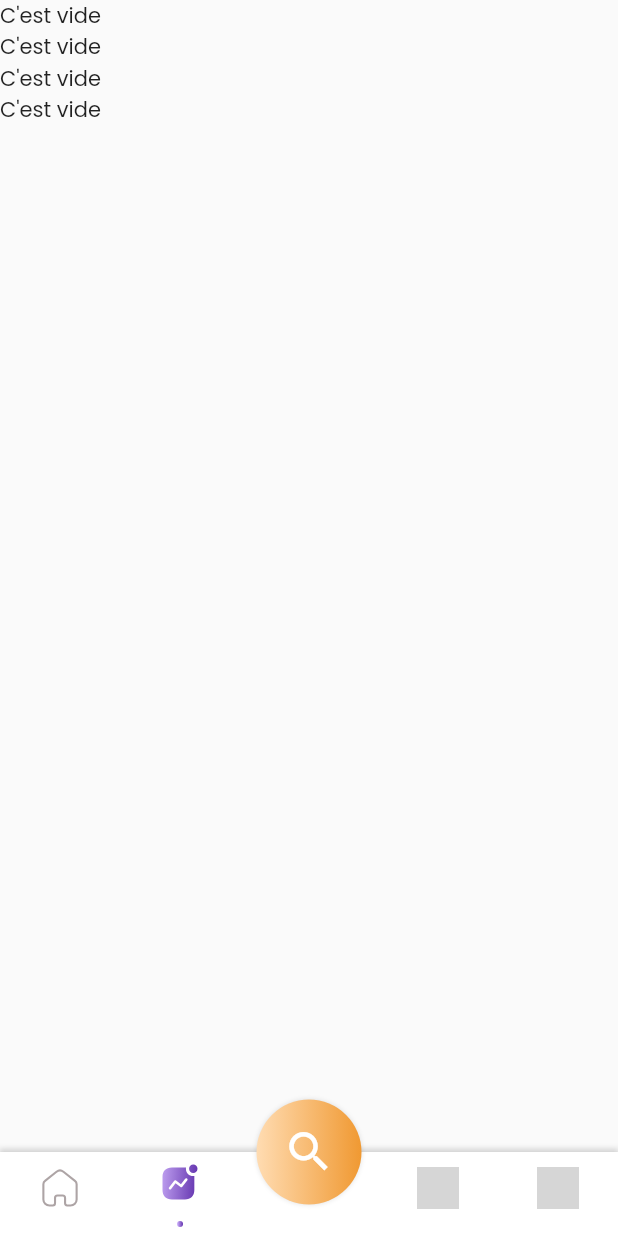
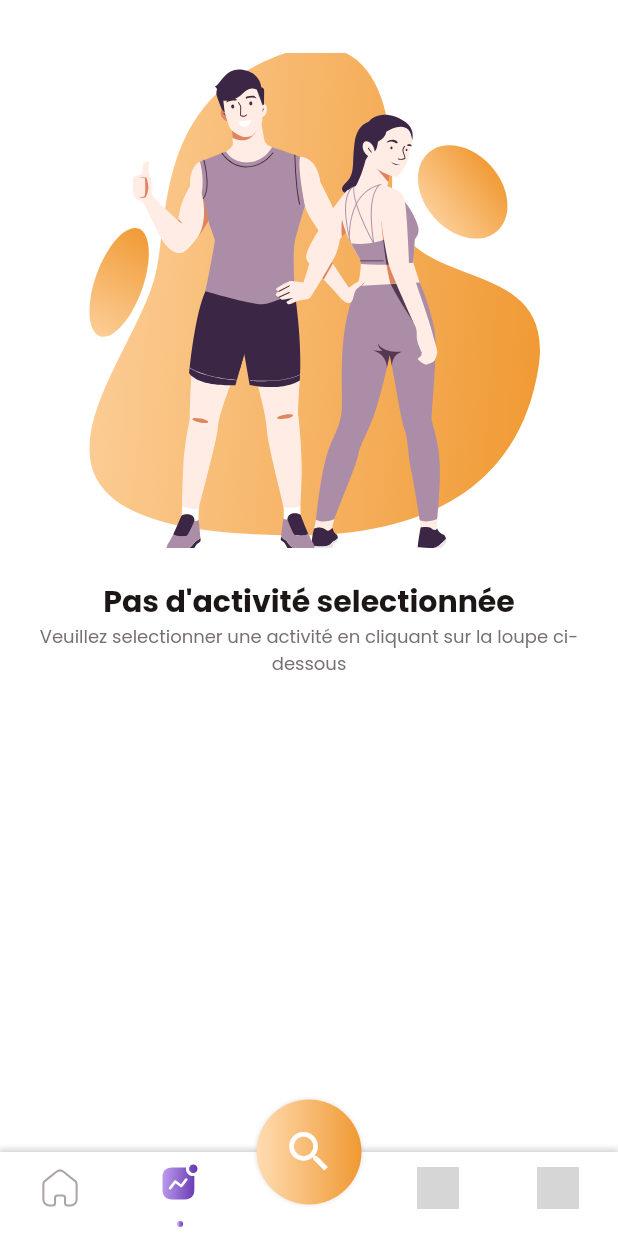
Before and after one commit to SmartFitUCA/SmartFit_App, a Flutter app: the screen it shows after launch, after a tap on an icon or button, on a phone screen of 412 x 824 dp. Run offline on Flutter 3.47's test engine with Material 2 defaults, Android fonts, the light colour scheme and no system bars; our stand-ins replace animated_toggle_switch, csv, file_picker, fl_chart, flutter_svg, google_maps_flutter and 3 more; missing offline and left inert: fit_tool, universal_html; grey boxes are pictures that could not be loaded.

Commit message:
vue pas d'activité

```diff
--- a/lib/main.dart
+++ b/lib/main.dart
@@ -2,6 +2,7 @@ import 'package:flutter/material.dart';
 import 'package:provider/provider.dart';
 import 'package:smartfit_app_mobile/modele/user.dart';
 import 'package:smartfit_app_mobile/common/colo_extension.dart';
+import 'package:smartfit_app_mobile/view/home/no_activity_view.dart';
 import 'package:smartfit_app_mobile/view/main_tab/main_tab_view.dart';
 
 void main() {
--- a/lib/view/activity/activity.dart
+++ b/lib/view/activity/activity.dart
@@ -4,27 +4,21 @@ import 'package:smartfit_app_mobile/modele/user.dart';
 import 'package:smartfit_app_mobile/view/activity/mobile/mobile_Activity_view.dart';
 import 'package:smartfit_app_mobile/view/activity/web/web_Activity_view.dart';
 import 'package:flutter/material.dart';
+import 'package:smartfit_app_mobile/view/home/no_activity_view.dart';
 
 class Activity extends StatelessWidget {
   const Activity({Key? key}) : super(key: key);
 
   @override
   Widget build(BuildContext context) {
-    if (context.watch<User>().listActivity.isEmpty) {
-      return const Scaffold(
-          body: Column(
-        children: [
-          Text("C'est vide"),
-          Text("C'est vide"),
-          Text("C'est vide"),
-          Text("C'est vide")
-        ],
-      ));
-    } else {
-      return ScreenTypeLayout.builder(
-        mobile: (_) => const MobileActivity(),
-        desktop: (_) => const WebActivity(),
-      );
-    }
+    return context.watch<User>().listActivity.isEmpty
+        ? ScreenTypeLayout.builder(
+            mobile: (_) => const NoActivityView(),
+            desktop: (_) => const NoActivityView(),
+          )
+        : ScreenTypeLayout.builder(
+            mobile: (_) => const MobileActivity(),
+            desktop: (_) => const WebActivity(),
+          );
   }
 }
--- a/lib/view/home/home_view.dart
+++ b/lib/view/home/home_view.dart
@@ -3,6 +3,7 @@ import 'package:provider/provider.dart';
 import 'package:responsive_builder/responsive_builder.dart';
 import 'package:smartfit_app_mobile/modele/user.dart';
 import 'package:smartfit_app_mobile/view/home/mobile/mobile_homeview.dart';
+import 'package:smartfit_app_mobile/view/home/no_activity_view.dart';
 import 'package:smartfit_app_mobile/view/home/web/web_homeview.dart';
 
 class HomeView extends StatefulWidget {
@@ -15,21 +16,14 @@ class HomeView extends StatefulWidget {
 class _HomeViewState extends State<HomeView> {
   @override
   Widget build(BuildContext context) {
-    if (context.watch<User>().listActivity.isEmpty) {
-      return const Scaffold(
-          body: Column(
-        children: [
-          Text("C'est vide"),
-          Text("C'est vide"),
-          Text("C'est vide"),
-          Text("C'est vide")
-        ],
-      ));
-    } else {
-      return ScreenTypeLayout.builder(
-        mobile: (_) => const MobileHomeView(),
-        desktop: (_) => const WebHomeView(),
-      );
-    }
+    return context.watch<User>().listActivity.isEmpty
+        ? ScreenTypeLayout.builder(
+            mobile: (_) => const NoActivityView(),
+            desktop: (_) => const NoActivityView(),
+          )
+        : ScreenTypeLayout.builder(
+            mobile: (_) => const MobileHomeView(),
+            desktop: (_) => const WebHomeView(),
+          );
   }
 }
--- /dev/null
+++ b/lib/view/home/no_activity_view.dart
@@ -0,0 +1,65 @@
+import 'package:flutter/material.dart';
+import 'package:flutter_svg/svg.dart';
+
+import '../../common/colo_extension.dart';
+import '../../common_widget/button/round_button.dart';
+import '../main_tab/main_tab_view.dart';
+
+
+class NoActivityView extends StatefulWidget {
+  const NoActivityView({super.key});
+
+  @override
+  State<NoActivityView> createState() => _NoActivityViewState();
+}
+
+class _NoActivityViewState extends State<NoActivityView> {
+
+  @override
+  Widget build(BuildContext context) {
+    var media = MediaQuery.of(context).size;
+    return Scaffold(
+      backgroundColor: TColor.white,
+      body: SafeArea(
+        child: Container(
+          width: media.width,
+          padding: const EdgeInsets.symmetric(vertical: 15, horizontal: 25),
+          child: Column(
+            crossAxisAlignment: CrossAxisAlignment.center,
+            mainAxisSize: MainAxisSize.max,
+            children: [
+            SizedBox(
+                height: media.width * 0.05,
+              ),
+               SvgPicture.asset(
+                "assets/img/group.svg",
+                width: media.width * 0.75,
+                height:  media.height * 0.4,
+                fit: BoxFit.fitWidth,
+              ),
+              SizedBox(
+                height: media.width * 0.05  ,
+              ),
+              Text(
+                "Pas d'activité selectionnée",
+                style: TextStyle(
+                    color: TColor.black,
+                    fontSize: 20,
+                    fontWeight: FontWeight.w700),
+              ),
+              Text(
+                "Veuillez selectionner une activité en cliquant sur la loupe ci-dessous",
+                textAlign: TextAlign.center,
+                style: TextStyle(color: TColor.gray, fontSize: 12),
+              ),
+             const Spacer(),
+
+
+            ],
+          ),
+        ),
+
+      ),
+    );
+  }
+}
```
Also changed, not shown: assets/img/group.svg (added).
